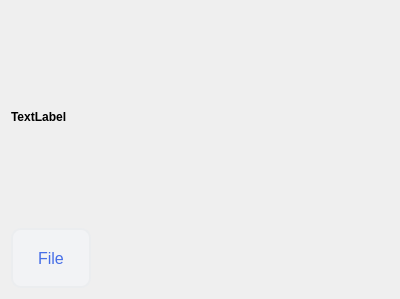
Qt form UI/file.ui (jack41402/Networking-Final) before a commit.
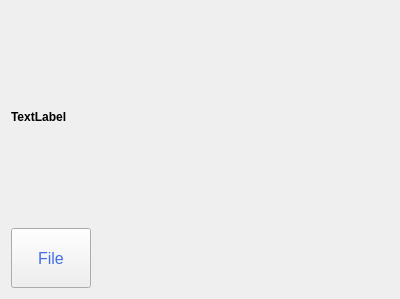
The same form after that commit.

```diff
--- a/UI/file.ui
+++ b/UI/file.ui
@@ -127,6 +127,70 @@
          <height>60</height>
         </size>
        </property>
+       <property name="palette">
+        <palette>
+         <active>
+          <colorrole role="WindowText">
+           <brush brushstyle="SolidPattern">
+            <color alpha="255">
+             <red>70</red>
+             <green>110</green>
+             <blue>231</blue>
+            </color>
+           </brush>
+          </colorrole>
+          <colorrole role="ButtonText">
+           <brush brushstyle="SolidPattern">
+            <color alpha="255">
+             <red>70</red>
+             <green>110</green>
+             <blue>231</blue>
+            </color>
+           </brush>
+          </colorrole>
+         </active>
+         <inactive>
+          <colorrole role="WindowText">
+           <brush brushstyle="SolidPattern">
+            <color alpha="255">
+             <red>70</red>
+             <green>110</green>
+             <blue>231</blue>
+            </color>
+           </brush>
+          </colorrole>
+          <colorrole role="ButtonText">
+           <brush brushstyle="SolidPattern">
+            <color alpha="255">
+             <red>70</red>
+             <green>110</green>
+             <blue>231</blue>
+            </color>
+           </brush>
+          </colorrole>
+         </inactive>
+         <disabled>
+          <colorrole role="WindowText">
+           <brush brushstyle="SolidPattern">
+            <color alpha="255">
+             <red>120</red>
+             <green>120</green>
+             <blue>120</blue>
+            </color>
+           </brush>
+          </colorrole>
+          <colorrole role="ButtonText">
+           <brush brushstyle="SolidPattern">
+            <color alpha="255">
+             <red>120</red>
+             <green>120</green>
+             <blue>120</blue>
+            </color>
+           </brush>
+          </colorrole>
+         </disabled>
+        </palette>
+       </property>
        <property name="font">
         <font>
          <family>Arial</family>
@@ -134,12 +198,7 @@
         </font>
        </property>
        <property name="styleSheet">
-        <string notr="true">background-color: #f2f3f5;
-color:#466ee7;
-border-style: solid;
-border-width: 2px;
-border-radius: 10px;
-border-color: #ebedef;</string>
+        <string notr="true"/>
        </property>
        <property name="text">
         <string>File</string>
```
